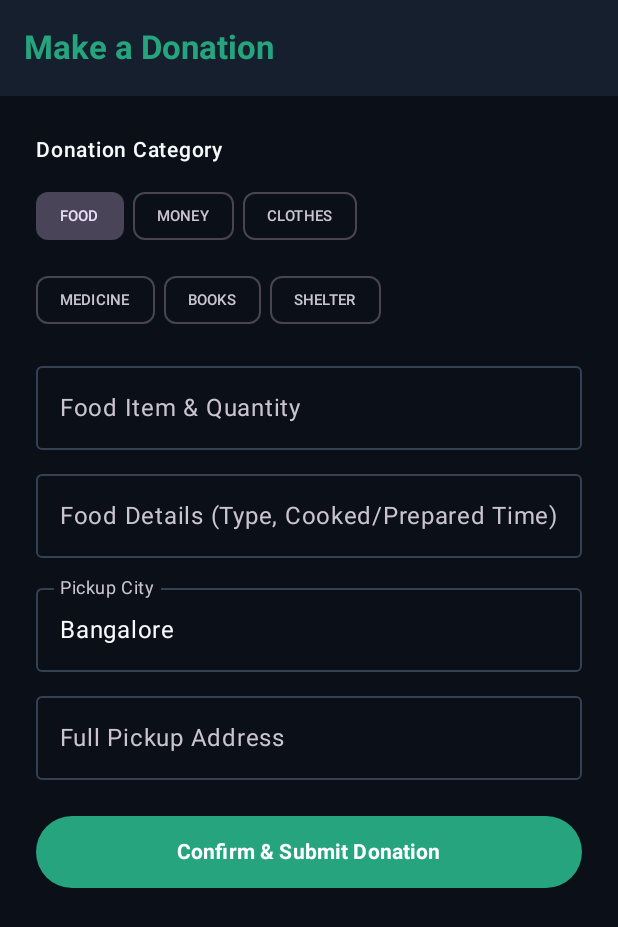
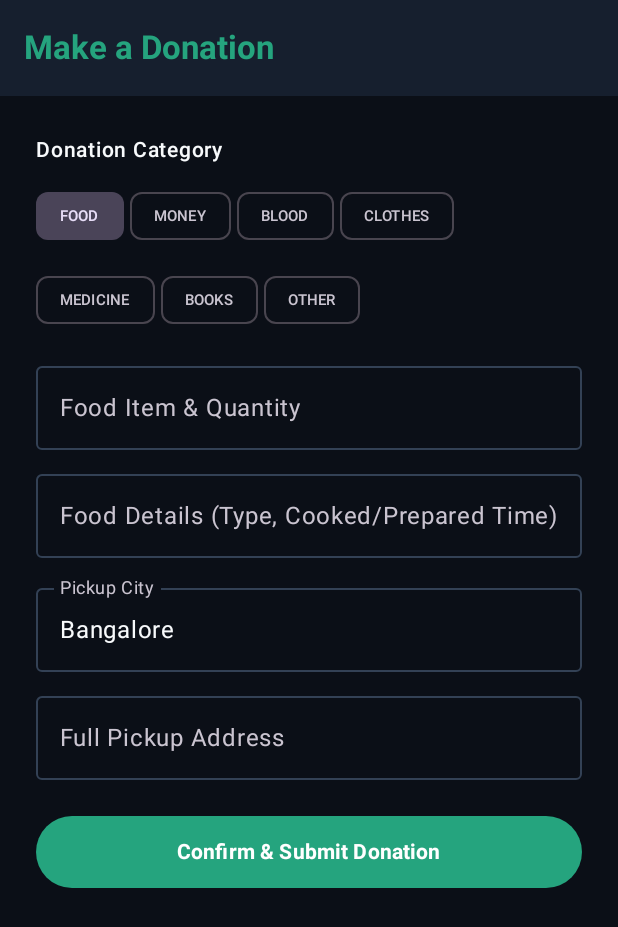
Before and after one commit to Vani900/PDD, an Android app built with Jetpack Compose: the DonateScreen screen opened through its navigation route, on a phone screen of 412 x 824 dp. Shown: the top 927 px of the screen. Run offline under Robolectric (Android 15) with nearby library versions, the light colour scheme and no system bars.

Commit message:
Add OkHttpClient 30s timeouts with auto-retry and include Blood donation category with tailored blood group chips in Android app

```diff
--- a/android/app/src/main/java/org/charityai/ui/screens/DonateScreen.kt
+++ b/android/app/src/main/java/org/charityai/ui/screens/DonateScreen.kt
@@ -30,7 +30,7 @@ fun DonateScreen(navController: NavController, sessionManager: SessionManager) {
     var pickupAddress by remember { mutableStateOf("") }
     var isLoading by remember { mutableStateOf(false) }
 
-    val categories = listOf("food", "money", "clothes", "medicine", "books", "shelter")
+    val categories = listOf("food", "money", "blood", "clothes", "medicine", "books", "other")
 
     Scaffold(
         topBar = {
@@ -47,8 +47,8 @@ fun DonateScreen(navController: NavController, sessionManager: SessionManager) {
             verticalArrangement = Arrangement.Top
         ) {
             Text("Donation Category", fontSize = 14.sp, fontWeight = FontWeight.SemiBold)
-            Row(modifier = Modifier.fillMaxWidth().padding(vertical = 8.dp), horizontalArrangement = Arrangement.spacedBy(6.dp)) {
-                categories.take(3).forEach { cat ->
+            Row(modifier = Modifier.fillMaxWidth().padding(vertical = 8.dp), horizontalArrangement = Arrangement.spacedBy(4.dp)) {
+                categories.take(4).forEach { cat ->
                     FilterChip(
                         selected = category == cat,
                         onClick = { category = cat },
@@ -56,8 +56,8 @@ fun DonateScreen(navController: NavController, sessionManager: SessionManager) {
                     )
                 }
             }
-            Row(modifier = Modifier.fillMaxWidth().padding(bottom = 12.dp), horizontalArrangement = Arrangement.spacedBy(6.dp)) {
-                categories.drop(3).forEach { cat ->
+            Row(modifier = Modifier.fillMaxWidth().padding(bottom = 12.dp), horizontalArrangement = Arrangement.spacedBy(4.dp)) {
+                categories.drop(4).forEach { cat ->
                     FilterChip(
                         selected = category == cat,
                         onClick = { category = cat },
```
Also changed, not shown: android/app/src/main/java/org/charityai/data/remote/SessionManager.kt (+12 -0 lines).
